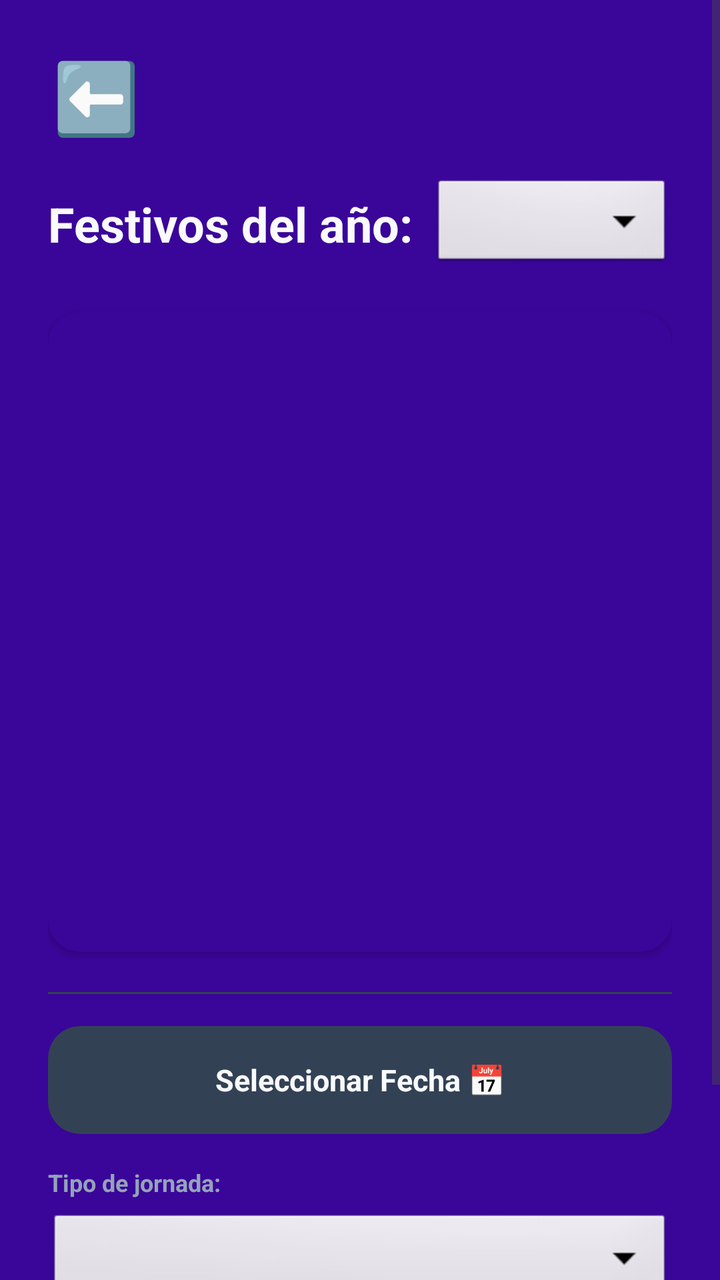
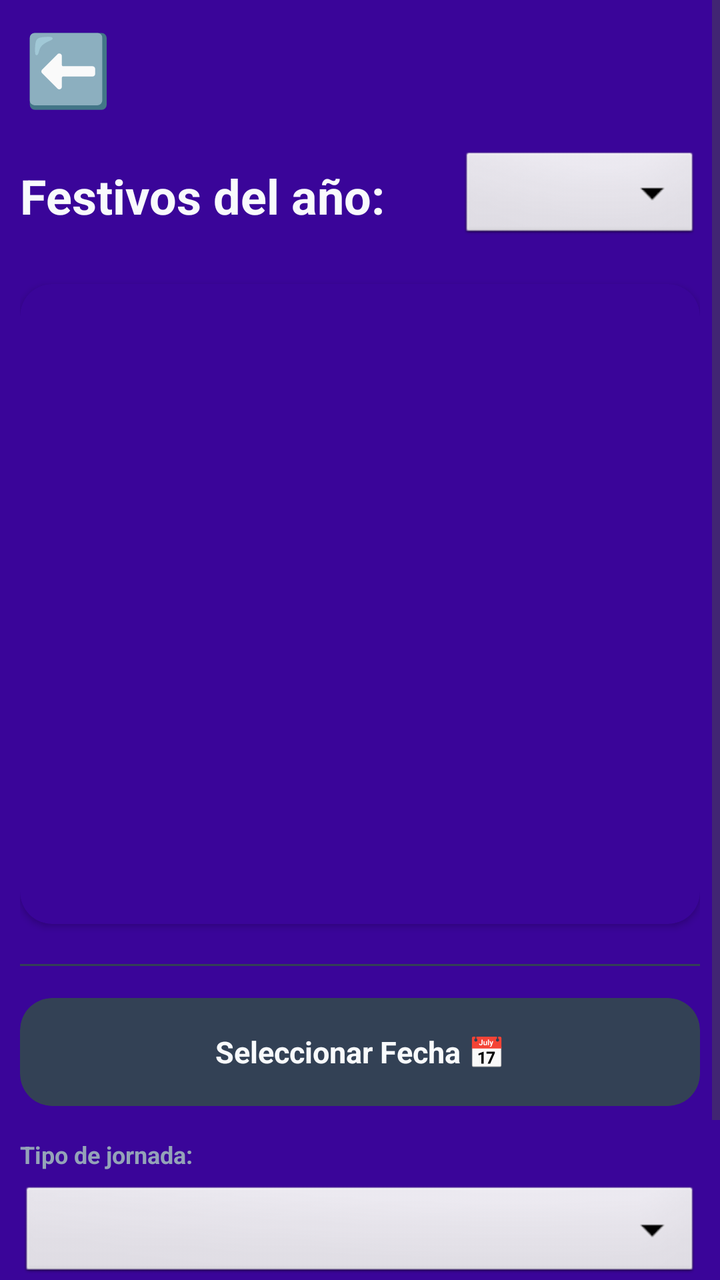

Two renders of the same Android screen: before a commit and after it. Below are the layout's source before the change and the commit's diff.
<!-- AndroidManifest.xml: application theme Theme.CalendarioLaboral_V30 -->
<!-- res/layout/activity_festivos.xml -->
<?xml version="1.0" encoding="utf-8"?>
<ScrollView
    xmlns:android="http://schemas.android.com/apk/res/android"
    xmlns:app="http://schemas.android.com/apk/res-auto"
    android:id="@+id/scrollFestivos"
    android:layout_width="match_parent"
    android:layout_height="match_parent"
    android:importantForAccessibility="no"
    android:background="@color/bg_app">

    <LinearLayout
        android:layout_width="match_parent"
        android:layout_height="wrap_content"
        android:orientation="vertical"
        android:padding="24dp">

        
        <TextView
            android:id="@+id/btnAtrasFestivos"
            android:layout_width="48dp"
            android:layout_height="48dp"
            android:text="⬅️"
            android:textSize="35dp"
            android:gravity="center"
            android:textColor="@color/text_main"
            android:background="?android:attr/selectableItemBackgroundBorderless"
            android:clickable="true"
            android:focusable="true"
            android:contentDescription="Volver al panel principal" />

        
        <LinearLayout
            android:layout_width="match_parent"
            android:layout_height="wrap_content"
            android:orientation="horizontal"
            android:gravity="center_vertical"
            android:layout_marginTop="16dp"
            android:layout_marginBottom="20dp">

            <TextView
                android:id="@+id/tvDescripcion1"
                android:layout_width="0dp"
                android:layout_height="wrap_content"
                android:layout_weight="1"
                android:text="Festivos del año:"
                android:textColor="@color/text_main"
                android:textSize="24sp"
                android:textStyle="bold" />

            <Spinner
                android:id="@+id/spAnio"
                android:layout_width="120dp"
                android:layout_height="48dp"
                android:background="@android:drawable/btn_dropdown" />
        </LinearLayout>

        
        <androidx.cardview.widget.CardView
            android:layout_width="match_parent"
            android:layout_height="320dp"
            android:layout_marginBottom="20dp"
            app:cardCornerRadius="16dp"
            app:cardElevation="2dp"
            app:cardBackgroundColor="@color/bg_app">

            <androidx.recyclerview.widget.RecyclerView
                android:id="@+id/rvFestivos"
                android:layout_width="match_parent"
                android:layout_height="match_parent"
                android:padding="8dp" />
        </androidx.cardview.widget.CardView>
        
        <View
            android:layout_width="match_parent"
            android:layout_height="1dp"
            android:background="@color/bg_fecha_disabled"
            android:layout_marginBottom="16dp" />

        
        <androidx.cardview.widget.CardView
            android:id="@+id/cardFechaContenedor"
            android:layout_width="match_parent"
            android:layout_height="54dp"
            android:layout_marginBottom="16dp"
            app:cardCornerRadius="16dp"
            app:cardElevation="0dp"
            app:cardBackgroundColor="@color/bg_fecha_disabled">

            <TextView
                android:id="@+id/tvFecha"
                android:layout_width="match_parent"
                android:layout_height="match_parent"
                android:background="?android:attr/selectableItemBackground"
                android:gravity="center"
                android:text="Seleccionar Fecha 📅"
                android:textColor="@color/text_main"
                android:textSize="15sp"
                android:textStyle="bold" />
        </androidx.cardview.widget.CardView>

        
        <TextView
            android:layout_width="wrap_content"
            android:layout_height="wrap_content"
            android:text="Tipo de jornada:"
            android:textColor="@color/text_secondary"
            android:textSize="12sp"
            android:textStyle="bold"
            android:layout_marginBottom="6dp" />

        <Spinner
            android:id="@+id/spFestivo"
            android:layout_width="match_parent"
            android:layout_height="50dp"
            android:layout_marginBottom="20dp"
            android:background="@android:drawable/btn_dropdown" />

        
        <Button
            android:id="@+id/btnGuardar"
            android:layout_width="match_parent"
            android:layout_height="56dp"
            android:text="Añadir Registro"
            android:backgroundTint="@color/app_primary"
            android:textColor="@color/text_main"
            android:textStyle="bold"
            android:textSize="16sp"
            app:cornerRadius="16dp" />

    </LinearLayout>
</ScrollView>
<!-- resources referenced by this layout -->
<resources>
  <color name="app_primary">#6366F1</color>
  <color name="bg_app">#3A0599</color>
  <color name="bg_fecha_disabled">#334155</color>
  <color name="text_main">#F8FAFC</color>
  <color name="text_secondary">#94A3B8</color>
  <style name="Theme.CalendarioLaboral_V30" parent="Base.Theme.CalendarioLaboral_V30" />
  <style name="Base.Theme.CalendarioLaboral_V30" parent="Theme.Material3.DayNight.NoActionBar">
          
          
  
  
  
          
          <item name="android:statusBarColor">@color/app_primary</item>
  
          
          
          <item name="android:windowLightStatusBar">false</item>
  
  
      </style>
</resources>

<!-- the commit's change to res/layout/activity_festivos.xml (unified diff, before → after) -->
@@ -12,7 +12,7 @@
         android:layout_width="match_parent"
         android:layout_height="wrap_content"
         android:orientation="vertical"
-        android:padding="24dp">
+        android:padding="10dp">
 
         
         <TextView
@@ -112,14 +112,14 @@
             android:id="@+id/spFestivo"
             android:layout_width="match_parent"
             android:layout_height="50dp"
-            android:layout_marginBottom="20dp"
+            android:layout_marginBottom="15dp"
             android:background="@android:drawable/btn_dropdown" />
 
         
         <Button
             android:id="@+id/btnGuardar"
             android:layout_width="match_parent"
-            android:layout_height="56dp"
+            android:layout_height="65dp"
             android:text="Añadir Registro"
             android:backgroundTint="@color/app_primary"
             android:textColor="@color/text_main"
